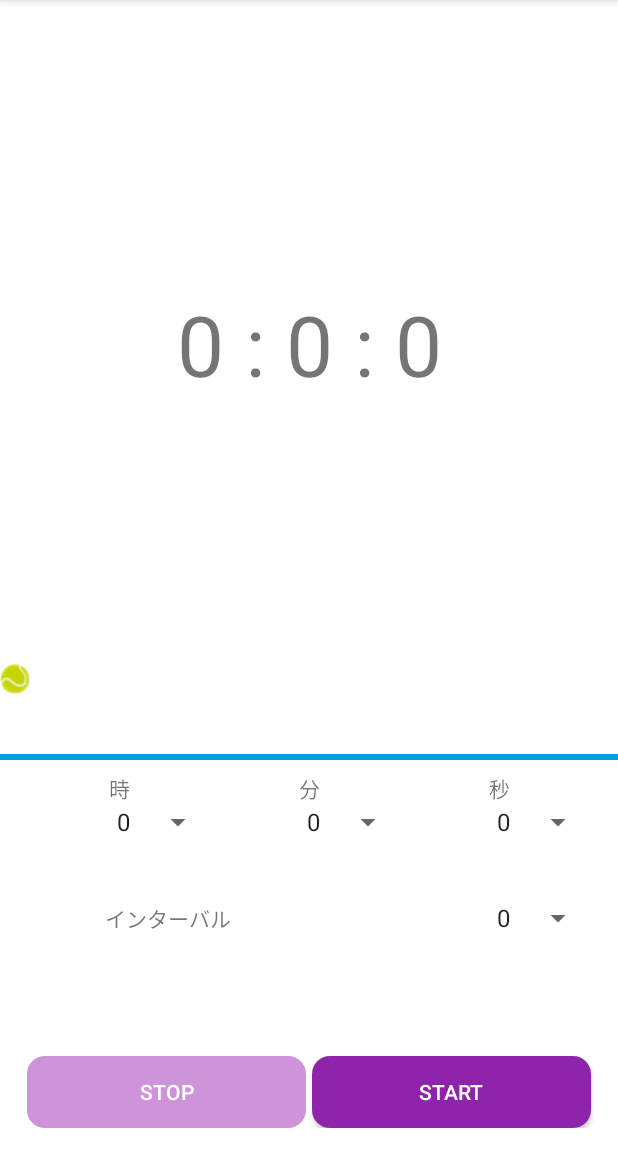
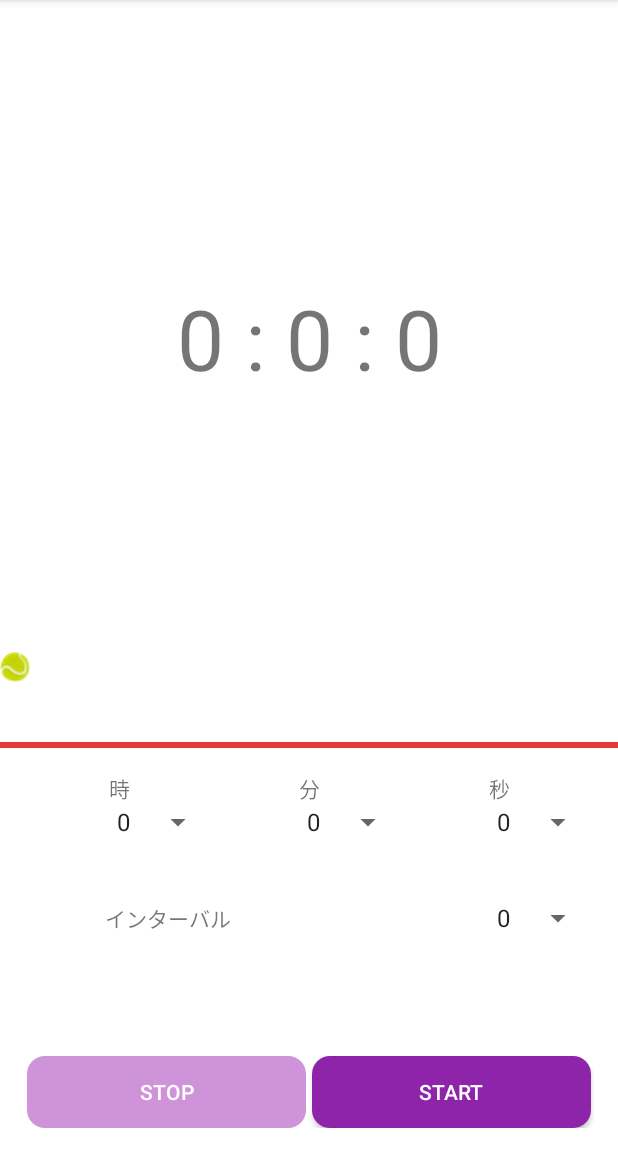
Before and after one commit to Ryoga1009/IntervalTimer, an Android app: the screen it shows after launch (MainActivity), on a phone screen of 412 x 824 dp, the part 84-1236 px from its top. Run offline under Robolectric (Android 15) with nearby library versions, the phone set to English and light mode, and no system bars; our stand-ins replace data binding.

Commit message:
change line color

```diff
--- a/IntervalTimer/app/src/main/res/layout/fragment_top.xml
+++ b/IntervalTimer/app/src/main/res/layout/fragment_top.xml
@@ -60,7 +60,7 @@
             <View
                 android:layout_width="match_parent"
                 android:layout_height="4dp"
-                android:layout_marginBottom="8dp"
+                android:layout_marginBottom="16dp"
                 android:background="@color/colorAccent"></View>
 
             <LinearLayout
--- a/IntervalTimer/app/src/main/res/values/colors.xml
+++ b/IntervalTimer/app/src/main/res/values/colors.xml
@@ -2,7 +2,7 @@
 <resources>
     <color name="colorPrimary">#8e24aa</color>
     <color name="colorPrimaryDark">#5c007a</color>
-    <color name="colorAccent">#039be5</color>
+    <color name="colorAccent">#e53935</color>
     <color name="colorPrimaryLight">#c158dc</color>
     <color name="colorPrimaryDisable">#ce93d8</color>
 
```
